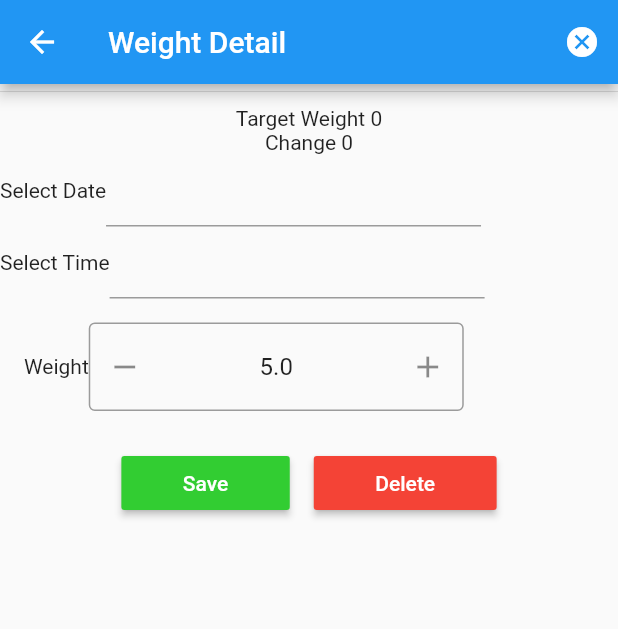
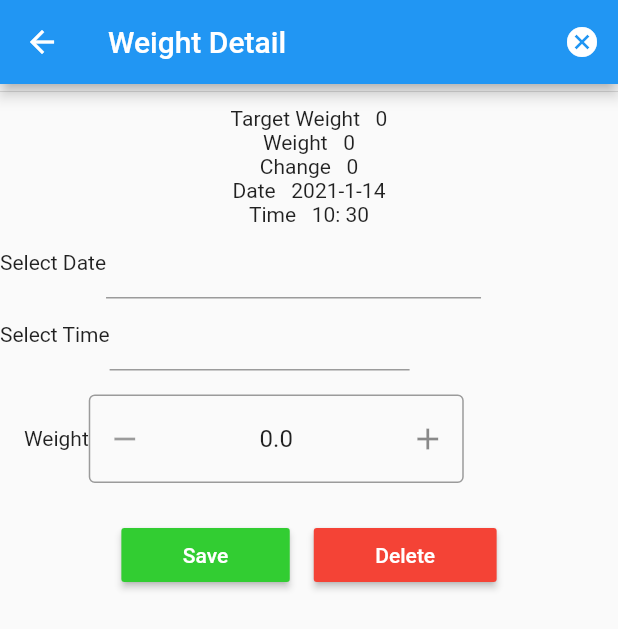
Before and after one commit to chinyanga/WeightTrackerFlutter, a Flutter app: the WeightDetailPage screen opened directly with empty values, on a phone screen of 412 x 824 dp. Shown: the top 629 px of the screen. Run offline on Flutter 3.47's test engine with Material 2 defaults, Android fonts, the phone set to English and light mode, and no system bars; drawn by our look-alikes of flutter_spinbox; our stand-ins replace jwt_decoder, modal_progress_hud, rxdart, shared_preferences; accounts and stored records are empty; network calls fail.

Commit message:
added images

```diff
--- a/weight_tracker/lib/src/BLoC/edit_weight_bloc.dart
+++ b/weight_tracker/lib/src/BLoC/edit_weight_bloc.dart
@@ -17,11 +17,11 @@ class EditWeightBloC extends Object with Validators implements BaseBloC {
 
   Stream<ApiResponse<dynamic>> get weightStream => _editWeight.stream;
 
-  editWeight(Weight weight) async {
+  Future<dynamic> editWeight(Weight weight) async {
     _editWeight.sink.add(ApiResponse.loading('Editing user weights...'));
     _isLoadingState.sink.add(true);
     try {
-      var response = await _weightRepo.addWeight(weight);
+      var response = await _weightRepo.updateWeight(weight);
       _editWeight.sink.add(ApiResponse.completed(response));
       _isLoadingState.sink.add(false);
     } catch (e) {
--- a/weight_tracker/lib/src/BLoC/home_bloc.dart
+++ b/weight_tracker/lib/src/BLoC/home_bloc.dart
@@ -28,12 +28,14 @@ class HomeBloC extends Object with Validators implements BaseBloC {
     return targetWeight;
   }
 
-  fetchListOfAllUserWeights(int userId) async {
+  Future<dynamic> fetchListOfAllUserWeights(int userId) async {
     _weightList.sink.add(ApiResponse.loading('Fetching user weights...'));
     try {
+      print("Reloading" + userId.toString());
       List<Weight> response = await _weightRepo.getUserWeights(userId);
       allUserWeight = response;
       _weightList.sink.add(ApiResponse.completed(response));
+      print(response);
     } catch (e) {
       _weightList.sink.add(ApiResponse.error(e.toString()));
       print(e.toString());
--- a/weight_tracker/lib/src/DataLayer/providers/auth_provider.dart
+++ b/weight_tracker/lib/src/DataLayer/providers/auth_provider.dart
@@ -26,7 +26,7 @@ class AuthApiProvider {
     }
   }
 
-  Future<dynamic> registerUser(User user) async {
+  Future<User> registerUser(User user) async {
     try {
       print(userToJson(user));
       final response = await http.post("$_apiBaseUrl/api/auth/signup",
@@ -35,8 +35,8 @@ class AuthApiProvider {
           },
           body: userToJson(user));
       var jsonResponse = ApiBaseResponseHandler.returnResponse(response);
-      print(jsonResponse.body);
-      return jsonResponse.body;
+      print(jsonResponse);
+      return userFromJson(jsonResponse);
     } catch (e) {
       print(e);
     } on SocketException {
--- a/weight_tracker/lib/src/DataLayer/providers/weight_provider.dart
+++ b/weight_tracker/lib/src/DataLayer/providers/weight_provider.dart
@@ -38,7 +38,7 @@ class WeightApiProvider {
       "x-access-token": token,
     };
     try {
-      final response = await http.put("$_apiBaseUrl/api/updateweight",
+      final response = await http.put("$_apiBaseUrl/api/editweight",
           headers: headers, body: weightToJson(weight));
       var jsonResponse = ApiBaseResponseHandler.returnResponse(response);
       return weightFromJson(jsonResponse);
--- a/weight_tracker/lib/src/DataLayer/repository/weight_repo.dart
+++ b/weight_tracker/lib/src/DataLayer/repository/weight_repo.dart
@@ -7,7 +7,7 @@ class WeightRepository {
   Future<List<Weight>> getUserWeights(int userId) =>
       weightApiProvider.fetchAllWeightByUser(userId);
 
-  Future<Weight> updateWeights(Weight weight) =>
+  Future<Weight> updateWeight(Weight weight) =>
       weightApiProvider.updateWeight(weight);
 
   Future<Weight> addWeight(Weight weight) =>
--- a/weight_tracker/lib/src/UI/add_weight.dart
+++ b/weight_tracker/lib/src/UI/add_weight.dart
@@ -20,14 +20,18 @@ class _AddWeightPageState extends State<AddWeightPage> {
   final dateFormat = DateFormat("yyyy-MM-dd");
   final timeFormat = DateFormat("hh:mm a");
   final addWeightBloC = AddWeightBloC();
-  int userId = 4;
+  int currentUserId = 0;
+  int weight = 30;
+  int targetWweight = 65;
+  DateTime date = DateTime.now();
+  DateTime time = DateTime.now();
 
   @override
   void initState() {
     super.initState();
     this.widget.weightDetailBloC.getUserId().then((userId) {
       setState(() {
-        userId = userId;
+        currentUserId = userId;
         print(userId);
       });
     });
@@ -64,11 +68,12 @@ class _AddWeightPageState extends State<AddWeightPage> {
                   width: 250,
                   child: DateTimeField(
                     format: dateFormat,
+                    onChanged: (selectedDate) => date = selectedDate,
                     onShowPicker: (context, currentValue) {
                       return showDatePicker(
                           context: context,
                           firstDate: DateTime(1900),
-                          initialDate: currentValue ?? DateTime.now(),
+                          initialDate: currentValue ?? date,
                           lastDate: DateTime(2100));
                     },
                   ),
@@ -79,16 +84,17 @@ class _AddWeightPageState extends State<AddWeightPage> {
               children: [
                 Text('Select Time'),
                 Container(
-                  width: 250,
+                  width: 200,
                   child: DateTimeField(
                     format: timeFormat,
+                    onChanged: (selectedTime) => time = selectedTime,
                     onShowPicker: (context, currentValue) async {
-                      final time = await showTimePicker(
-                        context: context,
-                        initialTime: TimeOfDay.fromDateTime(
-                            currentValue ?? DateTime.now()),
-                      );
-                      return DateTimeField.convert(time);
+                      final selectedTime = await showTimePicker(
+                          context: context,
+                          initialTime: TimeOfDay.fromDateTime(
+                            currentValue ?? time,
+                          ));
+                      return DateTimeField.convert(selectedTime);
                     },
                   ),
                 ),
@@ -101,11 +107,13 @@ class _AddWeightPageState extends State<AddWeightPage> {
                   Container(
                       width: 250,
                       child: SpinBox(
-                          max: 300.0,
-                          min: 0.0,
-                          value: 5.0,
-                          decimals: 1,
-                          step: 0.1)),
+                        max: 200.0,
+                        min: 0.0,
+                        value: weight.toDouble(),
+                        decimals: 1,
+                        step: 0.1,
+                        onChanged: (w) => weight = w.toInt(),
+                      )),
                 ],
               ),
               padding: const EdgeInsets.all(16),
@@ -116,15 +124,17 @@ class _AddWeightPageState extends State<AddWeightPage> {
                     color: AppColors.green,
                     onPressed: () {
                       addWeightBloC
-                          .addWeight(new Weight(
-                              userId: userId,
-                              weight: 50,
-                              date_time: DateTime.now()))
+                          .addWeight(Weight(
+                              user_id: currentUserId,
+                              weight: weight.toInt(),
+                              target_weight: targetWweight.toInt(),
+                              date_time: DateTime(date.year, date.month,
+                                  date.day, time.hour, time.minute)))
                           .then((_) async {
                         await this
                             .widget
                             .weightDetailBloC
-                            .fetchListOfAllUserWeights(userId);
+                            .fetchListOfAllUserWeights(currentUserId);
                         Navigator.of(context).pop();
                       });
                     },
--- a/weight_tracker/lib/src/UI/home.dart
+++ b/weight_tracker/lib/src/UI/home.dart
@@ -75,6 +75,8 @@ class _HomePageState extends State<HomePage> {
                       stream: homeBloC.weightListStream,
                       builder: (context, weightSnapShot) {
                         if (weightSnapShot.hasData) {
+                          if (weightSnapShot.data.status == Status.LOADING)
+                            return CircularProgressIndicator();
                           if (weightSnapShot.data.status == Status.COMPLETED)
                             return Container(
                               height: MediaQuery.of(context).size.height * 0.70,
@@ -98,7 +100,7 @@ class _HomePageState extends State<HomePage> {
                                                               target_weight:
                                                                   targetWeight,
                                                               id: userId),
-                                                          homeBloC));
+                                                          this.homeBloC));
                                             },
                                             child: ListTile(
                                               leading: Text(
--- a/weight_tracker/lib/src/UI/weight_detail.dart
+++ b/weight_tracker/lib/src/UI/weight_detail.dart
@@ -17,8 +17,7 @@ class WeightDetailPage extends StatefulWidget {
       {Key key,
       @required this.capturedWeightDetails,
       @required this.initialWeightDetails,
-      @required this.weightDetailBloC,
-      weightBloC})
+      @required this.weightDetailBloC})
       : super(key: key);
   @override
   _WeightDetailPageState createState() => _WeightDetailPageState();
@@ -29,11 +28,20 @@ class _WeightDetailPageState extends State<WeightDetailPage> {
   final timeFormat = DateFormat("hh:mm a");
   final editWeightDetail = EditWeightBloC();
   final deleteWeightDetail = DeleteWeightBloC();
+  int userId = 0;
+  int weight = 30;
+  int targetWeight = 65;
+  DateTime dateTime = DateTime.now();
+  DateTime date = DateTime.now();
+  DateTime time = DateTime.now();
 
   @override
   void initState() {
     super.initState();
-    print(this.widget.initialWeightDetails.id);
+    print(this.widget.capturedWeightDetails.user_id);
+    userId = this.widget.capturedWeightDetails.user_id;
+    dateTime = this.widget.capturedWeightDetails.date_time;
+    weight = this.widget.capturedWeightDetails.weight;
   }
 
   @override
@@ -62,9 +70,12 @@ class _WeightDetailPageState extends State<WeightDetailPage> {
               height: 5,
             ),
             Text(
-                "Target Weight ${this.widget.initialWeightDetails.target_weight}"),
+                "Target Weight   ${this.widget.initialWeightDetails.target_weight}"),
+            Text("Weight   ${this.widget.capturedWeightDetails.weight}"),
             Text(
-                "Change ${(this.widget.capturedWeightDetails.weight - this.widget.initialWeightDetails.target_weight).toString()}"),
+                "Change   ${(this.widget.capturedWeightDetails.weight - this.widget.initialWeightDetails.target_weight).toString()}"),
+            Text("Date   ${dateTime.year}-${dateTime.month}-${dateTime.day}"),
+            Text("Time   ${dateTime.hour}: ${dateTime.minute}"),
             Row(
               children: [
                 Text('Select Date'),
@@ -72,11 +83,12 @@ class _WeightDetailPageState extends State<WeightDetailPage> {
                   width: 250,
                   child: DateTimeField(
                     format: dateFormat,
+                    onChanged: (selectedDate) => date = selectedDate,
                     onShowPicker: (context, currentValue) {
                       return showDatePicker(
                           context: context,
                           firstDate: DateTime(1900),
-                          initialDate: currentValue ?? DateTime.now(),
+                          initialDate: currentValue ?? date,
                           lastDate: DateTime(2100));
                     },
                   ),
@@ -87,16 +99,17 @@ class _WeightDetailPageState extends State<WeightDetailPage> {
               children: [
                 Text('Select Time'),
                 Container(
-                  width: 250,
+                  width: 200,
                   child: DateTimeField(
                     format: timeFormat,
+                    onChanged: (selectedTime) => time = selectedTime,
                     onShowPicker: (context, currentValue) async {
-                      final time = await showTimePicker(
-                        context: context,
-                        initialTime: TimeOfDay.fromDateTime(
-                            currentValue ?? DateTime.now()),
-                      );
-                      return DateTimeField.convert(time);
+                      final selectedTime = await showTimePicker(
+                          context: context,
+                          initialTime: TimeOfDay.fromDateTime(
+                            currentValue ?? time,
+                          ));
+                      return DateTimeField.convert(selectedTime);
                     },
                   ),
                 ),
@@ -109,11 +122,13 @@ class _WeightDetailPageState extends State<WeightDetailPage> {
                   Container(
                       width: 250,
                       child: SpinBox(
-                          max: 300.0,
-                          min: 0.0,
-                          value: 5.0,
-                          decimals: 1,
-                          step: 0.1)),
+                        max: 200.0,
+                        min: 0.0,
+                        value: weight.toDouble(),
+                        decimals: 1,
+                        step: 0.1,
+                        onChanged: (w) => weight = w.toInt(),
+                      )),
                 ],
               ),
               padding: const EdgeInsets.all(16),
@@ -129,17 +144,19 @@ class _WeightDetailPageState extends State<WeightDetailPage> {
                           editWeightDetail
                               .editWeight(Weight(
                                   id: this.widget.capturedWeightDetails.id,
-                                  weight: 100,
-                                  date_time: DateTime.now()))
-                              .then(() async {
+                                  weight: weight.toInt(),
+                                  date_time: DateTime(date.year, date.month,
+                                      date.day, time.hour, time.minute),
+                                  user_id: this
+                                      .widget
+                                      .capturedWeightDetails
+                                      .user_id))
+                              .then((_) async {
                             await this
                                 .widget
                                 .weightDetailBloC
-                                .fetchListOfAllUserWeights(
-                                    this.widget.initialWeightDetails.id)
-                                .then(() {
-                              Navigator.of(context).pop();
-                            });
+                                .fetchListOfAllUserWeights(userId)
+                                .then((_) => Navigator.of(context).pop());
                           });
                         },
                         child: Padding(
@@ -161,10 +178,8 @@ class _WeightDetailPageState extends State<WeightDetailPage> {
                             await this
                                 .widget
                                 .weightDetailBloC
-                                .fetchListOfAllUserWeights(
-                                    this.widget.initialWeightDetails.id);
-
-                            Navigator.of(context).pop();
+                                .fetchListOfAllUserWeights(userId)
+                                .then((_) => Navigator.of(context).pop());
                           });
                         },
                         child: Padding(
--- a/weight_tracker/lib/src/models/weight.dart
+++ b/weight_tracker/lib/src/models/weight.dart
@@ -14,24 +14,27 @@ class Weight {
   Weight({
     this.id,
     this.weight,
+    this.target_weight,
     this.date_time,
-    this.userId,
+    this.user_id,
     this.createdAt,
     this.updatedAt,
   });
 
   int id;
   int weight;
+  int target_weight;
   DateTime date_time;
-  int userId;
+  int user_id;
   DateTime createdAt;
   DateTime updatedAt;
 
   factory Weight.fromJson(Map<String, dynamic> json) => Weight(
         id: json["id"],
         weight: json["weight"],
+        target_weight: json["target_weight"],
         date_time: DateTime.parse(json["date_time"]),
-        userId: json["user_id"],
+        user_id: json["user_id"],
         createdAt: DateTime.parse(json["createdAt"]),
         updatedAt: DateTime.parse(json["updatedAt"]),
       );
@@ -39,9 +42,10 @@ class Weight {
   Map<String, dynamic> toJson() => {
         "id": id,
         "weight": weight,
+        "target_weight": target_weight,
         "date_time": date_time == null
             ? DateTime.now().toIso8601String()
             : date_time.toIso8601String(),
-        "user_id": userId,
+        "user_id": user_id,
       };
 }
```
Also changed, not shown: weight_tracker/lib/src/UI/auth/signup.dart (+36 -10 lines), weight_tracker/Screenshot_1610604185.png (added), weight_tracker/Screenshot_1610604193.png (added), weight_tracker/Screenshot_1610604199.png (added), weight_tracker/Screenshot_1610604220.png (added), weight_tracker/Screenshot_1610604233.png (added), weight_tracker/Screenshot_1610604255.png (added), weight_tracker/Screenshot_1610604262.png (added).
